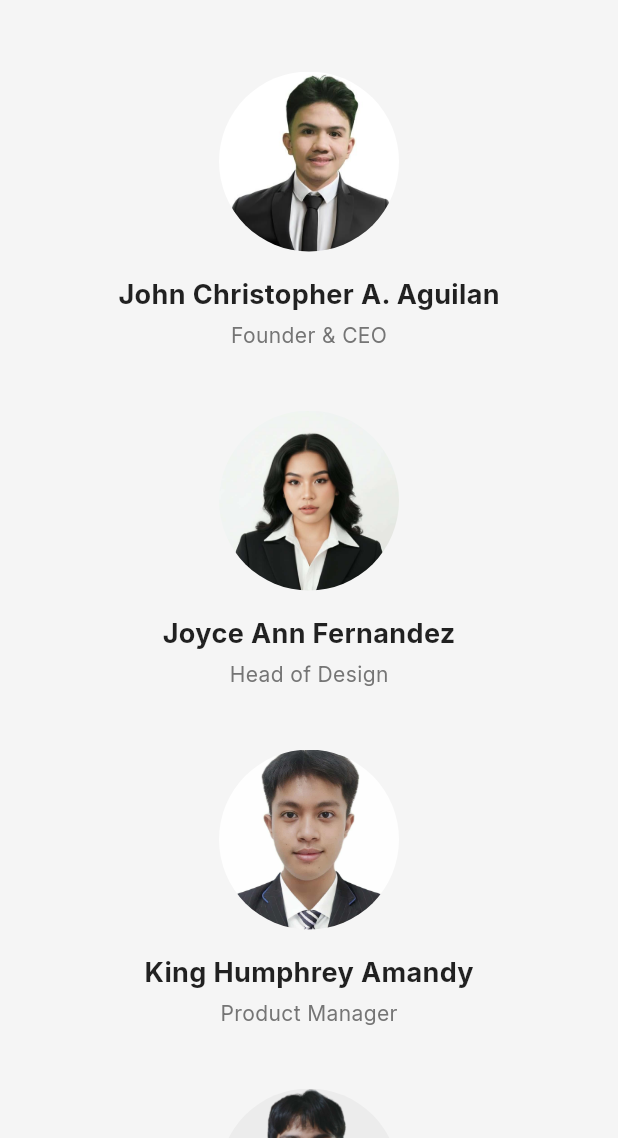
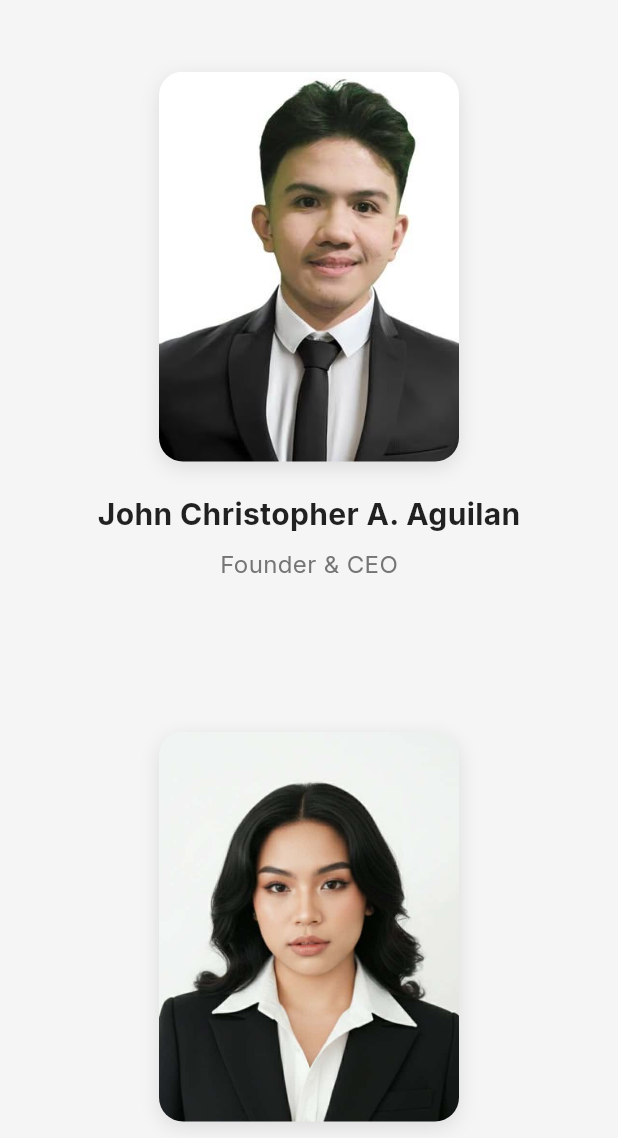
Before and after one commit to JayceeAguilan/ITP107-FINAL-ASSESSMENT, a Flutter app: the AboutScreen screen opened by its route, scrolled down 1728 dp, on a phone screen of 412 x 824 dp, the part 98-1236 px from its top. Run offline on Flutter 3.47's test engine with Material 3 defaults, Android fonts, the phone set to English and light mode, and no system bars; drawn by our look-alikes of badges; our stand-ins replace cached_network_image, carousel_slider, flutter_rating_bar, fluttertoast, go_router, google_fonts and 1 more; network calls fail.

Commit message:
feat: Add About screen with team member profiles and update asset declarations.

```diff
--- a/lib/screens/about_screen.dart
+++ b/lib/screens/about_screen.dart
@@ -129,9 +129,11 @@ class AboutScreen extends StatelessWidget {
                     style: Theme.of(context).textTheme.headlineMedium,
                   ),
                   const SizedBox(height: 40),
+                  Column(
+                    children: [
                       Wrap(
-                    spacing: 40,
-                    runSpacing: 40,
+                        spacing: 100,
+                        runSpacing: 100,
                         alignment: WrapAlignment.center,
                         children: [
                           _buildTeamMember(
@@ -149,10 +151,35 @@ class AboutScreen extends StatelessWidget {
                             'Product Manager',
                             'assets/images/king.jpg',
                           ),
+                        ],
+                      ),
+                      const SizedBox(height: 40),
+                      Wrap(
+                        spacing: 100,
+                        runSpacing: 100,
+                        alignment: WrapAlignment.center,
+                        children: [
                           _buildTeamMember(
-                        'Frenz Dave Dacillo',
-                        'Product Manager',
-                        'assets/images/frenz.jpg',
+                            'Kurt Larren Rosales',
+                            'UI/UX Designer',
+                            'assets/images/kurt.jpg',
+                          ),
+                           _buildTeamMember(
+                            'Alyssa Grace Brillante',
+                            'UI/UX Designer',
+                            'assets/images/aly.jpg',
+                          ),
+                           _buildTeamMember(
+                            'Haidee Claire Fajardo',
+                            'System Architect',
+                            'assets/images/haidee.jpg',
+                          ),
+                           _buildTeamMember(
+                            'Mary Mae Frisco',
+                            'Project Manager',
+                            'assets/images/mary.jpg',
+                          ),
+                        ],
                       ),
                     ],
                   ),
@@ -201,23 +228,36 @@ class AboutScreen extends StatelessWidget {
   Widget _buildTeamMember(String name, String role, String imageUrl) {
     return Column(
       children: [
-        ClipOval(
+        Container(
+          decoration: BoxDecoration(
+            borderRadius: BorderRadius.circular(16),
+            boxShadow: [
+              BoxShadow(
+                color: Colors.black.withValues(alpha: 0.1),
+                blurRadius: 10,
+                offset: const Offset(0, 4),
+              ),
+            ],
+          ),
+          child: ClipRRect(
+            borderRadius: BorderRadius.circular(16),
             child: Image.asset(
               imageUrl,
-            width: 120,
-            height: 120,
+              width: 200,
+              height: 260,
               fit: BoxFit.cover,
             ),
           ),
-        const SizedBox(height: 16),
+        ),
+        const SizedBox(height: 20),
         Text(
           name,
-          style: const TextStyle(fontSize: 18, fontWeight: FontWeight.bold),
+          style: const TextStyle(fontSize: 20, fontWeight: FontWeight.bold),
         ),
-        const SizedBox(height: 4),
+        const SizedBox(height: 8),
         Text(
           role,
-          style: TextStyle(color: Colors.grey[600]),
+          style: TextStyle(color: Colors.grey[600], fontSize: 16),
         ),
       ],
     );
--- a/pubspec.yaml
+++ b/pubspec.yaml
@@ -75,9 +75,13 @@ flutter:
 
   assets:
     - assets/images/profile.jpg
-    - assets/images/frenz.jpg
+    - assets/images/aly.jpg
     - assets/images/king.jpg
     - assets/images/joyce.jpg
+    - assets/images/kurt.jpg
+    - assets/images/haidee.jpg
+    - assets/images/mary.jpg
+
 
   # An image asset can refer to one or more resolution-specific "variants", see
   # https://flutter.dev/to/resolution-aware-images
```
Also changed, not shown: assets/images/aly.jpg (added), assets/images/frenz.jpg (deleted), assets/images/haidee.jpg (added), assets/images/king.jpg, assets/images/kurt.jpg (added), assets/images/mary.jpg (added). Lines whose indentation alone changed are shown as unchanged.
